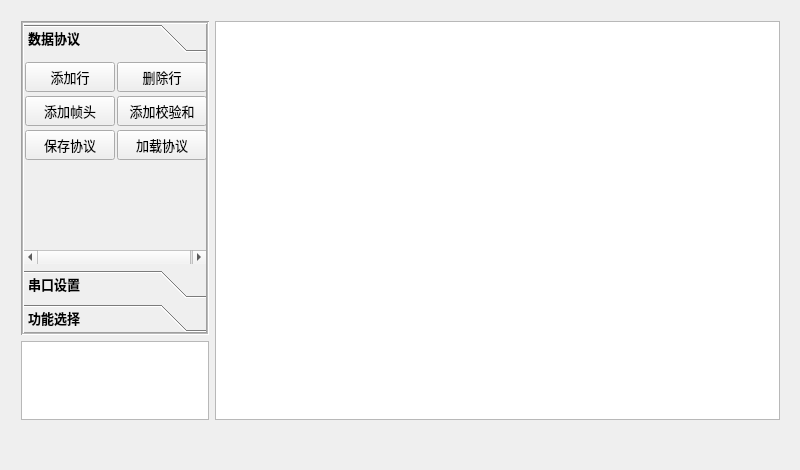
Old version of the form mainwindow.ui in the repository onionc/improved-bee.
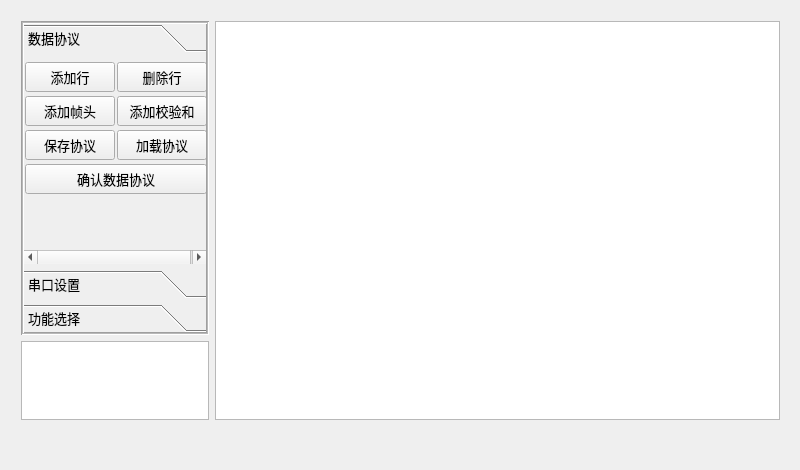
New version of the form. Icons and pictures are not drawn. Custom widgets are drawn as their Qt base class.

Commit message: feat: 确认数据帧，失能表格和按钮

The edit to the form file:
```diff
--- a/mainwindow.ui
+++ b/mainwindow.ui
@@ -43,8 +43,8 @@
           <font>
            <family>Microsoft YaHei UI</family>
            <pointsize>10</pointsize>
-           <weight>75</weight>
-           <bold>true</bold>
+           <weight>50</weight>
+           <bold>false</bold>
           </font>
          </property>
          <property name="layoutDirection">
@@ -56,6 +56,9 @@
          <property name="frameShadow">
           <enum>QFrame::Sunken</enum>
          </property>
+         <property name="lineWidth">
+          <number>1</number>
+         </property>
          <property name="midLineWidth">
           <number>1</number>
          </property>
@@ -71,7 +74,7 @@
             <x>0</x>
             <y>0</y>
             <width>185</width>
-            <height>203</height>
+            <height>224</height>
            </rect>
           </property>
           <attribute name="icon">
@@ -253,6 +256,28 @@
              </property>
             </widget>
            </item>
+           <item row="3" column="0" colspan="2">
+            <widget class="QPushButton" name="confirmFrameBtn">
+             <property name="minimumSize">
+              <size>
+               <width>182</width>
+               <height>30</height>
+              </size>
+             </property>
+             <property name="maximumSize">
+              <size>
+               <width>182</width>
+               <height>30</height>
+              </size>
+             </property>
+             <property name="text">
+              <string>确认数据协议</string>
+             </property>
+             <property name="checkable">
+              <bool>true</bool>
+             </property>
+            </widget>
+           </item>
           </layout>
          </widget>
          <widget class="QWidget" name="page_2">
```
Left out of the diff: 4 changed lines with no effect on the pictures. The commit also changes 2 other files.
